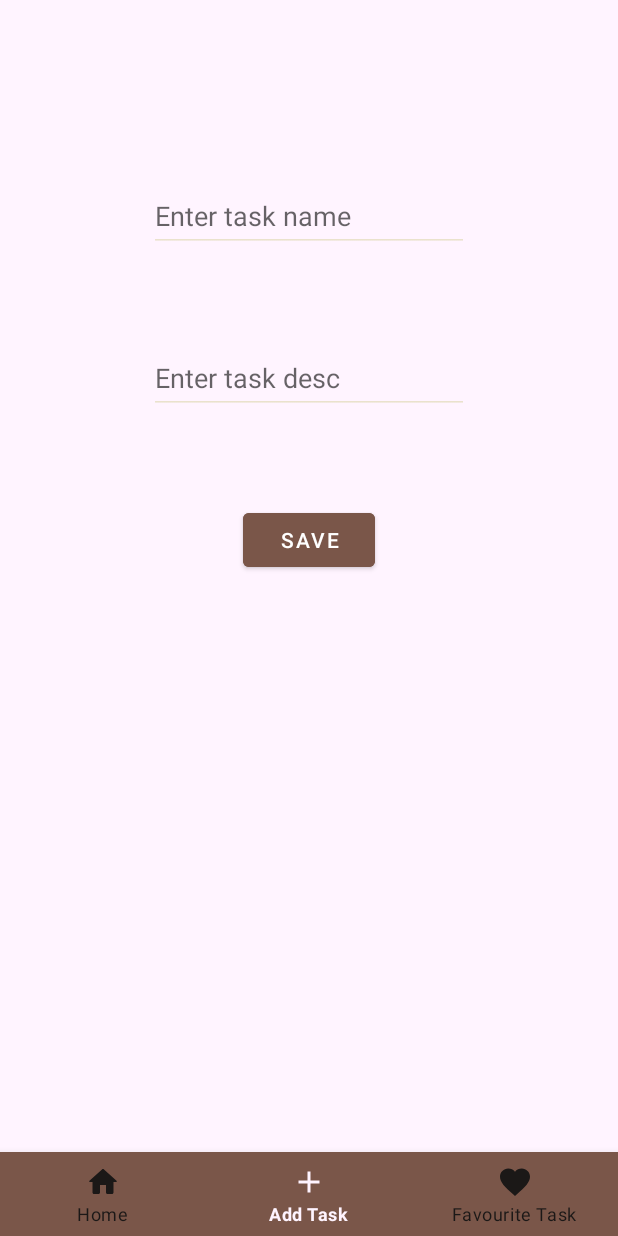
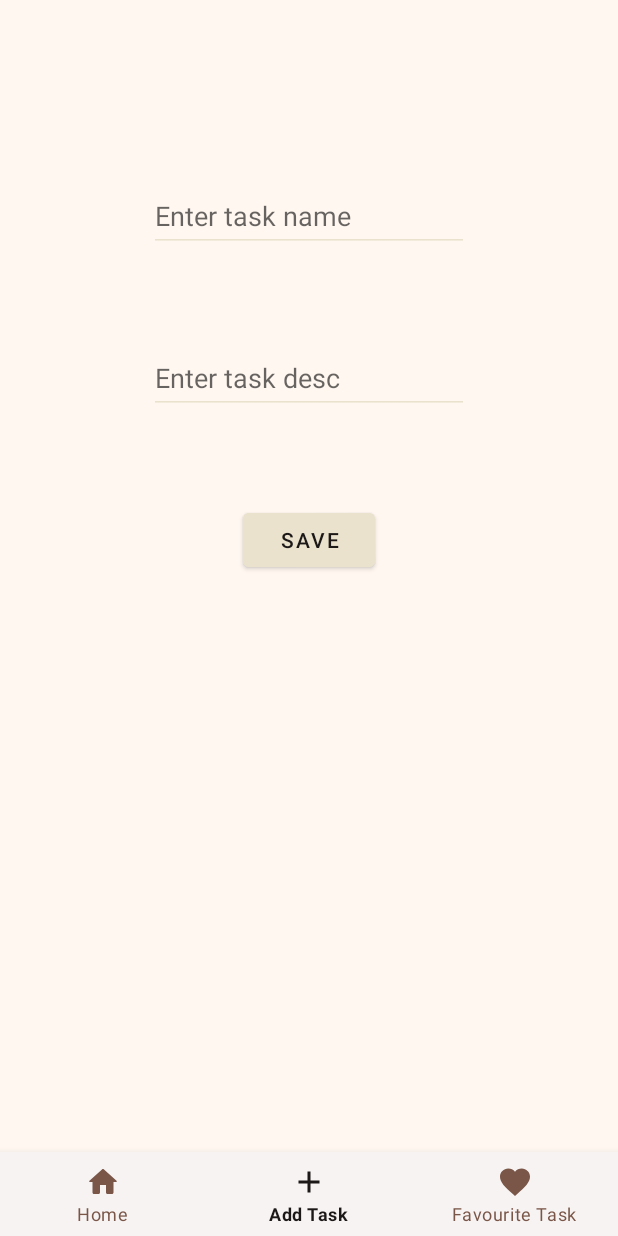
Before and after one commit to yavuzselimozkan/DailyTaskTracker, an Android app: the NewTaskFragment screen opened through its navigation route, on a phone screen of 412 x 824 dp. Run offline under Robolectric (Android 15) with nearby library versions, the phone set to English and light mode, and no system bars; our stand-ins replace Room's generated code, navigation-ui.

Commit message:
Dark Theme added.

```diff
--- a/app/src/main/java/com/example/dailytasktracker/util/SettingsManager.kt
+++ b/app/src/main/java/com/example/dailytasktracker/util/SettingsManager.kt
@@ -8,6 +8,7 @@ object SettingsManager {
     private const val PREF_NAME = "prefs"
     private const val KEY_IS_FIRST_TIME = "is_first_time"
     private const val  KEY_NOTIFICATIONS_ENABLED = "notifications_enabled"
+    private const val KEY_DARK_THEME_ENABLED = "dark_theme_enabled"
 
     private fun getPrefs(context: Context) : SharedPreferences{
         return context.applicationContext.getSharedPreferences(PREF_NAME,Context.MODE_PRIVATE)
@@ -29,4 +30,12 @@ object SettingsManager {
     fun setNotificationsEnabled(context:Context,enabled:Boolean){
         getPrefs(context).edit().putBoolean(KEY_NOTIFICATIONS_ENABLED,enabled).apply()
     }
+
+    fun isDarkTheme(context:Context):Boolean{
+        return getPrefs(context).getBoolean(KEY_DARK_THEME_ENABLED,false)
+    }
+
+    fun setDarkTheme(context:Context,darkTheme:Boolean){
+        getPrefs(context).edit().putBoolean(KEY_DARK_THEME_ENABLED,darkTheme).apply()
+    }
 }
--- a/app/src/main/java/com/example/dailytasktracker/view/MainActivity.kt
+++ b/app/src/main/java/com/example/dailytasktracker/view/MainActivity.kt
@@ -5,13 +5,15 @@ import android.os.Bundle
 import androidx.activity.enableEdgeToEdge
 import androidx.activity.viewModels
 import androidx.appcompat.app.AppCompatActivity
-import androidx.core.content.ContextCompat
+import androidx.appcompat.app.AppCompatDelegate
 import androidx.navigation.fragment.NavHostFragment
 import androidx.navigation.ui.NavigationUI
 import com.example.dailytasktracker.R
 import com.example.dailytasktracker.databinding.ActivityMainBinding
+import com.example.dailytasktracker.util.SettingsManager
 import com.example.dailytasktracker.viewModel.MainActivityViewModel
 import com.google.android.material.badge.BadgeDrawable
+import com.google.android.material.color.MaterialColors
 
 class MainActivity : AppCompatActivity() {
 
@@ -44,12 +46,20 @@ class MainActivity : AppCompatActivity() {
         navHostFragment.navController.addOnDestinationChangedListener{_,destination,_ ->
             val isActive = destination.id == R.id.favouriteTaskFragment
             if(isActive){
-                badge.badgeTextColor = ContextCompat.getColor(this,R.color.md_on_surface)
+                badge.badgeTextColor = MaterialColors.getColor(this,R.attr.colorOnSurface,Color.BLACK)
             }else{
-                badge.badgeTextColor = getColor(R.color.md_surface)
+                badge.badgeTextColor = MaterialColors.getColor(this, R.attr.colorOnSurface,Color.BLACK)
             }
 
         }
 
+        //Light-Dark Theme
+        val isDark = SettingsManager.isDarkTheme(applicationContext)
+        if(isDark){
+            AppCompatDelegate.setDefaultNightMode(AppCompatDelegate.MODE_NIGHT_YES)
+        }else{
+            AppCompatDelegate.setDefaultNightMode(AppCompatDelegate.MODE_NIGHT_NO)
+        }
+
     }
 }
--- a/app/src/main/res/drawable/bottom_nav_color.xml
+++ b/app/src/main/res/drawable/bottom_nav_color.xml
@@ -1,7 +1,7 @@
 <?xml version="1.0" encoding="utf-8"?>
 <selector xmlns:android="http://schemas.android.com/apk/res/android">
     <!-- Aktif (seçili) durum -->
-    <item android:color="?attr/colorPrimary" android:state_checked="true" />
+    <item android:color="?attr/colorOnSurface" android:state_checked="true" />
     <!-- Pasif (seçilmemiş) durum -->
-    <item android:color="?attr/colorOnSurface" android:state_checked="false" />
+    <item android:color="?attr/colorSecondary" android:state_checked="false" />
 </selector>
--- a/app/src/main/res/drawable/checked_button.xml
+++ b/app/src/main/res/drawable/checked_button.xml
@@ -1,4 +1,4 @@
-<vector xmlns:android="http://schemas.android.com/apk/res/android" android:height="24dp" android:tint="?attr/colorSecondary" android:viewportHeight="24" android:viewportWidth="24" android:width="24dp">
+<vector xmlns:android="http://schemas.android.com/apk/res/android" android:height="24dp" android:tint="?attr/colorOnSurface" android:viewportHeight="24" android:viewportWidth="24" android:width="24dp">
 
     <path android:fillColor="@android:color/white" android:pathData="M12,2C6.48,2 2,6.48 2,12s4.48,10 10,10 10,-4.48 10,-10S17.52,2 12,2zM10,17l-5,-5 1.41,-1.41L10,14.17l7.59,-7.59L19,8l-9,9z"/>
 
--- a/app/src/main/res/drawable/my_bell.xml
+++ b/app/src/main/res/drawable/my_bell.xml
@@ -5,13 +5,13 @@
     android:height="24dp">
     <path
         android:pathData="M18 8A6 6 0 0 0 6 8c0 7 -3 9 -3 9h18s-3 -2 -3 -9"
-        android:strokeColor="#000000"
+        android:strokeColor="?attr/colorOnSurface"
         android:strokeWidth="2"
         android:strokeLineCap="round"
         android:strokeLineJoin="round" />
     <path
         android:pathData="M13.73 21a2 2 0 0 1 -3.46 0"
-        android:strokeColor="#000000"
+        android:strokeColor="?attr/colorOnSurface"
         android:strokeWidth="2"
         android:strokeLineCap="round"
         android:strokeLineJoin="round" />
--- a/app/src/main/res/drawable/my_moon.xml
+++ b/app/src/main/res/drawable/my_moon.xml
@@ -5,7 +5,7 @@
     android:height="24dp">
     <path
         android:pathData="M21 12.79A9 9 0 1 1 11.21 3 7 7 0 0 0 21 12.79z"
-        android:strokeColor="#000000"
+        android:strokeColor="?attr/colorOnSurface"
         android:strokeWidth="2"
         android:strokeLineCap="round"
         android:strokeLineJoin="round" />
--- a/app/src/main/res/drawable/my_settings.xml
+++ b/app/src/main/res/drawable/my_settings.xml
@@ -5,13 +5,13 @@
     android:height="24dp">
     <path
         android:pathData="M15 12A3 3 0 0 1 9 12A3 3 0 0 1 15 12Z"
-        android:strokeColor="#F7F3F2"
+        android:strokeColor="?attr/colorOnSurface"
         android:strokeWidth="2"
         android:strokeLineCap="round"
         android:strokeLineJoin="round" />
     <path
         android:pathData="M19.4 15a1.65 1.65 0 0 0 0.33 1.82l0.06 0.06a2 2 0 0 1 0 2.83 2 2 0 0 1 -2.83 0l-0.06 -0.06a1.65 1.65 0 0 0 -1.82 -0.33 1.65 1.65 0 0 0 -1 1.51V21a2 2 0 0 1 -2 2 2 2 0 0 1 -2 -2v-0.09A1.65 1.65 0 0 0 9 19.4a1.65 1.65 0 0 0 -1.82 0.33l-0.06 0.06a2 2 0 0 1 -2.83 0 2 2 0 0 1 0 -2.83l0.06 -0.06a1.65 1.65 0 0 0 0.33 -1.82 1.65 1.65 0 0 0 -1.51 -1H3a2 2 0 0 1 -2 -2 2 2 0 0 1 2 -2h0.09A1.65 1.65 0 0 0 4.6 9a1.65 1.65 0 0 0 -0.33 -1.82l-0.06 -0.06a2 2 0 0 1 0 -2.83 2 2 0 0 1 2.83 0l0.06 0.06a1.65 1.65 0 0 0 1.82 0.33H9a1.65 1.65 0 0 0 1 -1.51V3a2 2 0 0 1 2 -2 2 2 0 0 1 2 2v0.09a1.65 1.65 0 0 0 1 1.51 1.65 1.65 0 0 0 1.82 -0.33l0.06 -0.06a2 2 0 0 1 2.83 0 2 2 0 0 1 0 2.83l-0.06 0.06a1.65 1.65 0 0 0 -0.33 1.82V9a1.65 1.65 0 0 0 1.51 1H21a2 2 0 0 1 2 2 2 2 0 0 1 -2 2h-0.09a1.65 1.65 0 0 0 -1.51 1z"
-        android:strokeColor="#F7F3F2"
+        android:strokeColor="?attr/colorOnSurface"
         android:strokeWidth="2"
         android:strokeLineCap="round"
         android:strokeLineJoin="round" />
--- a/app/src/main/res/drawable/unchecked_button.xml
+++ b/app/src/main/res/drawable/unchecked_button.xml
@@ -1,4 +1,4 @@
-<vector xmlns:android="http://schemas.android.com/apk/res/android" android:height="24dp" android:tint="?attr/colorSecondary" android:viewportHeight="24" android:viewportWidth="24" android:width="24dp">
+<vector xmlns:android="http://schemas.android.com/apk/res/android" android:height="24dp" android:tint="?attr/colorOnSurface" android:viewportHeight="24" android:viewportWidth="24" android:width="24dp">
 
     <path android:fillColor="@android:color/white" android:pathData="M12,2C6.48,2 2,6.48 2,12s4.48,10 10,10 10,-4.48 10,-10S17.52,2 12,2zM12,20c-4.42,0 -8,-3.58 -8,-8s3.58,-8 8,-8 8,3.58 8,8 -3.58,8 -8,8z"/>
 
--- a/app/src/main/res/layout/activity_main.xml
+++ b/app/src/main/res/layout/activity_main.xml
@@ -30,7 +30,7 @@
         app:layout_constraintBottom_toBottomOf="parent"
         app:layout_constraintEnd_toEndOf="parent"
         app:layout_constraintStart_toStartOf="parent"
-        android:background="?attr/colorSecondary"
+        android:background="?attr/colorPrimaryVariant"
         app:itemIconTint="@drawable/bottom_nav_color"
         app:itemTextColor="@drawable/bottom_nav_color"
         app:menu="@menu/bottom_nav_menu" />
--- a/app/src/main/res/layout/fragment_home.xml
+++ b/app/src/main/res/layout/fragment_home.xml
@@ -4,14 +4,15 @@
     xmlns:tools="http://schemas.android.com/tools"
     android:layout_width="match_parent"
     android:layout_height="match_parent"
-    android:background="?attr/colorPrimaryVariant"
+    android:background="?attr/colorPrimary"
     tools:context=".view.HomeFragment">
 
     <com.google.android.material.appbar.MaterialToolbar
         android:id="@+id/materialToolbar"
         android:layout_width="match_parent"
         android:layout_height="wrap_content"
-        android:background="?attr/colorSecondary"
+        app:titleTextColor="?attr/colorOnSurface"
+        android:background="?attr/colorPrimaryVariant"
         android:minHeight="?attr/actionBarSize"
         android:theme="?attr/actionBarTheme"
         app:layout_constraintStart_toStartOf="parent"
@@ -57,6 +58,7 @@
         android:background="@drawable/rv_bg"
         android:paddingHorizontal="12dp"
         android:paddingTop="8dp"
+        android:paddingBottom="4dp"
         app:layout_constraintEnd_toEndOf="parent"
         app:layout_constraintStart_toStartOf="parent"
         app:layout_constraintTop_toBottomOf="@+id/progressIndicator" />
--- a/app/src/main/res/layout/fragment_new_task.xml
+++ b/app/src/main/res/layout/fragment_new_task.xml
@@ -44,7 +44,8 @@
         android:layout_height="wrap_content"
         android:layout_marginTop="60dp"
         android:text="Save"
-        android:backgroundTint="?attr/colorSecondary"
+        android:textColor="?attr/colorOnSurface"
+        android:backgroundTint="?attr/colorSurface"
         app:layout_constraintEnd_toEndOf="parent"
         app:layout_constraintStart_toStartOf="parent"
         app:layout_constraintTop_toBottomOf="@+id/editTextDesc" />
--- a/app/src/main/res/layout/fragment_settings.xml
+++ b/app/src/main/res/layout/fragment_settings.xml
@@ -38,7 +38,6 @@
                 android:layout_weight="0.1"
                 android:minHeight="40dp"
                 android:src="@drawable/my_bell"
-                android:backgroundTint="@color/md_on_surface"
                 android:layout_marginEnd="10dp"
                 android:contentDescription="@string/notification"/>
 
@@ -58,7 +57,7 @@
                 android:minHeight="48dp"
                 android:layout_weight="0.15"
                 android:layout_gravity="end"
-                android:thumbTint="?attr/colorPrimary"
+                android:thumbTint="?attr/colorPrimaryVariant"
                 android:trackTint="@drawable/switch_track_color"
                 tools:ignore="UseSwitchCompatOrMaterialXml" />
 
@@ -79,7 +78,6 @@
                 android:layout_weight="0.1"
                 android:minHeight="40dp"
                 android:src="@drawable/my_moon"
-                android:backgroundTint="@color/md_on_surface"
                 android:layout_marginEnd="10dp"
                 android:contentDescription="@string/darkTheme"/>
 
@@ -99,7 +97,7 @@
                 android:minHeight="48dp"
                 android:layout_weight="0.15"
                 android:layout_gravity="end"
-                android:thumbTint="?attr/colorPrimary"
+                android:thumbTint="?attr/colorPrimaryVariant"
                 android:trackTint="@drawable/switch_track_color"
                 tools:ignore="UseSwitchCompatOrMaterialXml" />
 
--- a/app/src/main/res/values-night/themes.xml
+++ b/app/src/main/res/values-night/themes.xml
@@ -1,7 +1,19 @@
 <resources xmlns:tools="http://schemas.android.com/tools">
     <!-- Base application theme. -->
-    <style name="Base.Theme.DailyTaskTracker" parent="Theme.Material3.DayNight.NoActionBar">
+    <style name="Theme.DTT" parent="Theme.MaterialComponents.DayNight.NoActionBar">
         <!-- Customize your dark theme here. -->
-        <!-- <item name="colorPrimary">@color/my_dark_primary</item> -->
+        <item name="colorPrimary">@color/cmn_primary</item>
+        <item name="colorPrimaryVariant">@color/cmn_primary_variant</item>
+        <item name="colorSecondary">@color/cmn_secondary</item>
+
+        <!-- Surface and background colors -->
+        <item name="colorSurface">@color/cmn_surface</item>
+        <item name="colorOnSurface">@color/cmn_on_surface</item>
+
+        <!-- Text and icon colors -->
+        <item name="android:textColorPrimary">@color/cmn_on_surface</item>
+        <item name="android:textColorSecondary">@color/cmn_surface</item>
     </style>
+
+    <style name="Base.Theme.DailyTaskTracker" parent = "Theme.MaterialComponents.DayNight.NoActionBar"/>
 </resources>
--- a/app/src/main/res/values/attrs.xml
+++ b/app/src/main/res/values/attrs.xml
@@ -2,4 +2,5 @@
 <resources>
     <attr name="customRVBg" format="reference"/>
     <attr name="customRowBg" format="reference"/>
+    <attr name="colorOnSurface" format ="color"/>
 </resources>
--- a/app/src/main/res/values/colors.xml
+++ b/app/src/main/res/values/colors.xml
@@ -5,13 +5,28 @@
     <color name="light_dialog_bar">#F2F2FA</color>
 
     <!-- Primary Colors -->
-    <color name="md_primary">#FFF4FF</color>
+    <color name="md_primary">#FFF7F0</color>
     <color name="md_primary_variant">#F7F3F2</color>
     <color name="md_secondary">#7A5649</color>
     <color name="md_surface">#EAE2CD</color>
     <color name="md_on_surface">#1B1817</color>
 
-    <color name="md_o_surface">#7A6A4F</color>
+    <!-- Primary Dark Colors -->
+    <color name="mn_primary">#3C2A21</color>
+    <color name="mn_primary_variant">#1A120B</color>
+    <color name="mn_secondary">#D5CEA3</color>
+    <color name="mn_surface">#E5E5CB</color>
+    <color name="mn_on_surface">#1B1817</color>
+
+    <color name="cmn_primary">#241D13</color> <!-- Önemli vurgular için -->
+    <color name="cmn_primary_variant">#19150B</color> <!-- Hafif ikincil vurgular, secondary görünüm -->
+    <color name="cmn_secondary">#543E22</color> <!-- İkincil butonlar veya küçük vurgular -->
+    <color name="cmn_surface">#2E1F17</color> <!-- Arka plan -->
+    <color name="cmn_on_surface">#F6ECE0</color> <!-- Yazılar ve ikonlar -->
+
+    <color name="cmn_passive">#72572F</color>
+    <color name="cmn_active">#EAD6BE</color>
+
 
     <!-- Outline -->
     <color name="md_theme_light_outline">#79747E</color>
```
Also changed, not shown: app/src/main/java/com/example/dailytasktracker/view/SettingsFragment.kt (+16 -0 lines).
